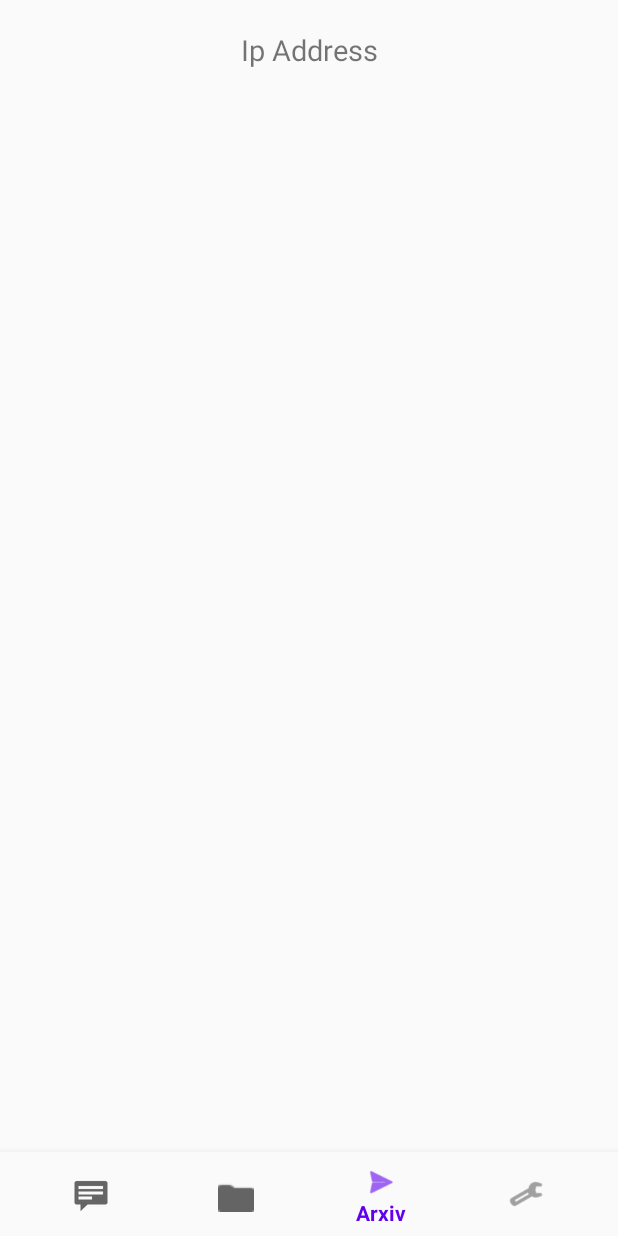
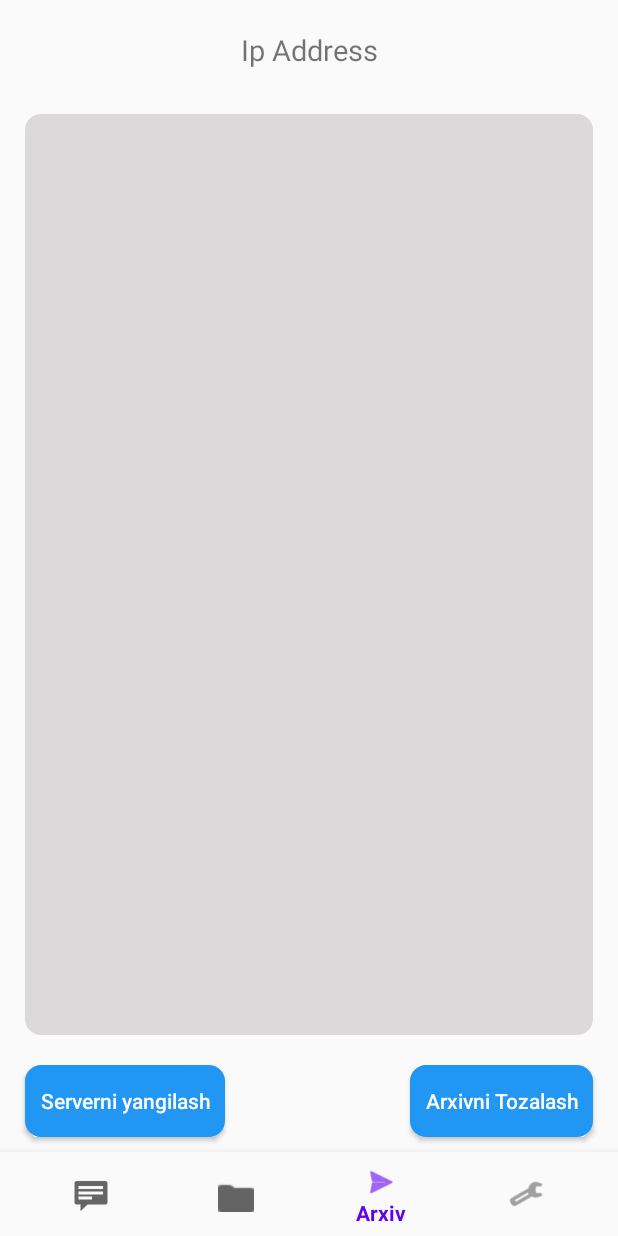
Before and after one commit to To-Rex/SmsApplication, an Android app: the NotificationsFragment screen opened through its navigation route, on a phone screen of 412 x 824 dp. Run offline under Robolectric (Android 15) with nearby library versions, the phone set to English and light mode, and no system bars; our stand-ins replace navigation-ui.

Commit message:
firs commit task

```diff
--- a/app/src/main/res/layout/fragment_dashboard.xml
+++ b/app/src/main/res/layout/fragment_dashboard.xml
@@ -53,7 +53,7 @@
         android:id="@+id/view3"
         android:layout_width="0dp"
         android:layout_height="0dp"
-        android:layout_marginTop="20dp"
+        android:layout_marginTop="30dp"
         android:layout_marginBottom="20dp"
         android:background="@drawable/edit_text_back"
         app:layout_constraintBottom_toTopOf="@+id/button3"
--- a/app/src/main/res/layout/fragment_notifications.xml
+++ b/app/src/main/res/layout/fragment_notifications.xml
@@ -32,4 +32,46 @@
         android:orientation="vertical"
         app:layout_constraintGuide_percent="0.96"/>
 
+    <Button
+        android:id="@+id/button4"
+        android:layout_width="wrap_content"
+        android:layout_height="wrap_content"
+        android:layout_marginBottom="10dp"
+        android:background="@drawable/buttons_back"
+        android:inputType="text"
+        android:paddingStart="10dp"
+        android:paddingEnd="10dp"
+        android:text="@string/serverni_yangilash"
+        android:textColor="@color/white"
+        app:layout_constraintBottom_toBottomOf="parent"
+        app:layout_constraintStart_toStartOf="@+id/guideline8"
+        tools:ignore="TextViewEdits" />
+
+    <Button
+        android:id="@+id/button5"
+        android:layout_width="wrap_content"
+        android:layout_height="wrap_content"
+        android:layout_marginBottom="10dp"
+        android:background="@drawable/buttons_back"
+        android:inputType="text"
+        android:paddingStart="10dp"
+        android:paddingEnd="10dp"
+        android:text="@string/arxivni_tozalash"
+        android:textColor="@color/white"
+        app:layout_constraintBottom_toBottomOf="parent"
+        app:layout_constraintEnd_toStartOf="@+id/guideline9"
+        tools:ignore="TextViewEdits" />
+
+    <View
+        android:id="@+id/view4"
+        android:layout_width="0dp"
+        android:layout_height="0dp"
+        android:layout_marginTop="30dp"
+        android:layout_marginBottom="20dp"
+        android:background="@drawable/edit_text_back"
+        app:layout_constraintBottom_toTopOf="@+id/button4"
+        app:layout_constraintEnd_toStartOf="@+id/guideline9"
+        app:layout_constraintStart_toStartOf="@+id/guideline8"
+        app:layout_constraintTop_toBottomOf="@+id/text_notifications" />
+
 </androidx.constraintlayout.widget.ConstraintLayout>
--- a/app/src/main/res/values/strings.xml
+++ b/app/src/main/res/values/strings.xml
@@ -15,4 +15,5 @@
     <string name="yangi_smslar">Yangi Smslar</string>
     <string name="smslarni_jo_natish">Smslarni jo`natish</string>
     <string name="serverni_yangilash">Serverni yangilash</string>
+    <string name="arxivni_tozalash">Arxivni Tozalash</string>
 </resources>
```
Also changed, not shown: app/src/main/res/layout/fragment_settings.xml (+36 -28 lines).
